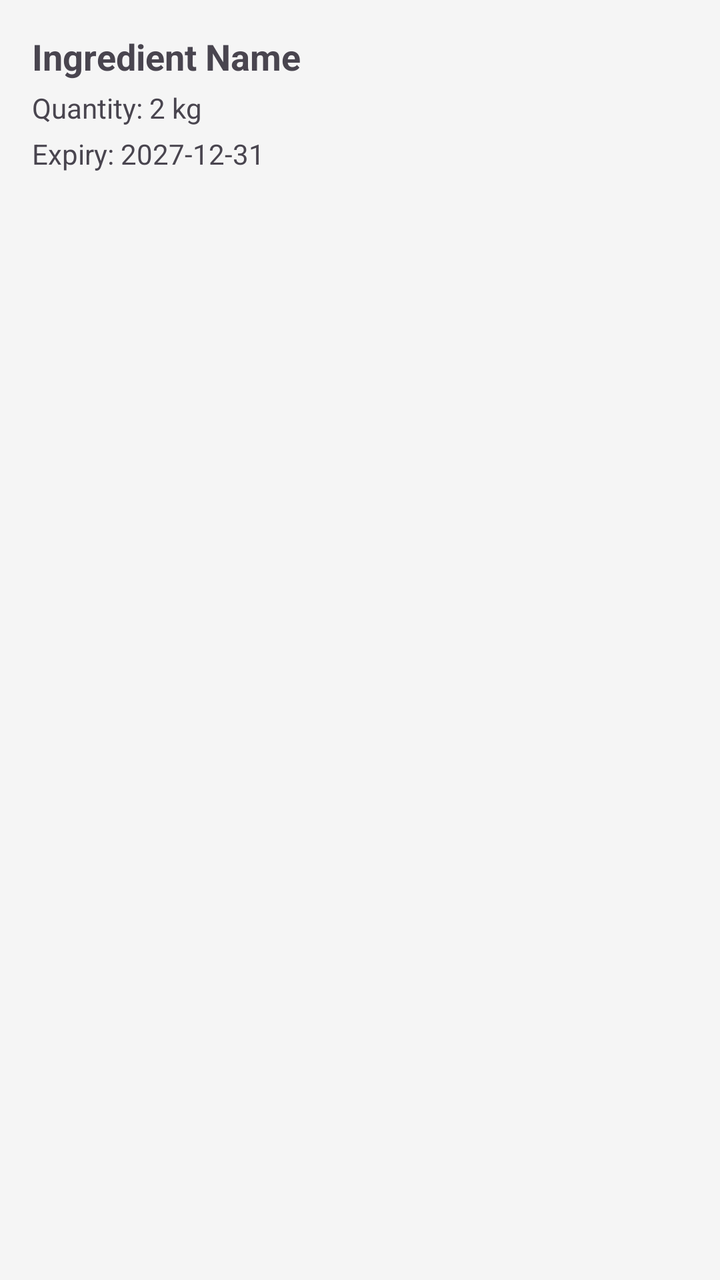
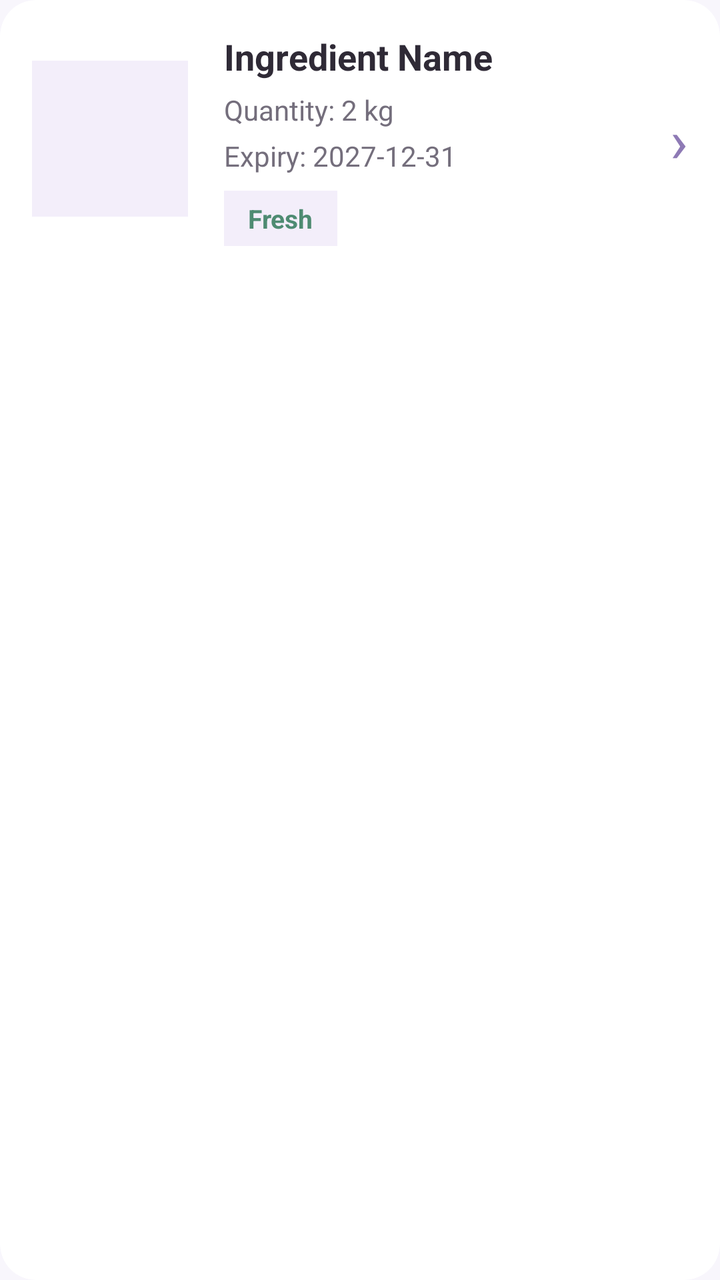

Compare the two renders of this Android layout. The source of the first and the diff that turns it into the second are given below.
<!-- AndroidManifest.xml: application theme Theme.SmartPantryManager -->
<!-- res/layout/item_pantry.xml -->
<?xml version="1.0" encoding="utf-8"?>
<LinearLayout xmlns:android="http://schemas.android.com/apk/res/android"
    android:layout_width="match_parent"
    android:layout_height="wrap_content"
    android:orientation="vertical"
    android:padding="16dp"
    android:layout_margin="8dp"
    android:background="#F5F5F5">

    <TextView
        android:id="@+id/tvIngredientName"
        android:layout_width="match_parent"
        android:layout_height="wrap_content"
        android:text="Ingredient Name"
        android:textSize="18sp"
        android:textStyle="bold" />

    <TextView
        android:id="@+id/tvQuantity"
        android:layout_width="match_parent"
        android:layout_height="wrap_content"
        android:layout_marginTop="4dp"
        android:text="Quantity: 2 kg"
        android:textSize="14sp" />

    <TextView
        android:id="@+id/tvExpiryDate"
        android:layout_width="match_parent"
        android:layout_height="wrap_content"
        android:layout_marginTop="4dp"
        android:text="Expiry: 2027-12-31"
        android:textSize="14sp" />

</LinearLayout>
<!-- resources referenced by this layout -->
<resources>
  <style name="Theme.SmartPantryManager" parent="Base.Theme.SmartPantryManager" />
  <style name="Base.Theme.SmartPantryManager" parent="Theme.Material3.DayNight.NoActionBar">
  
          
          
  
      </style>
</resources>

<!-- the commit's change to res/layout/item_pantry.xml (unified diff, before → after) -->
@@ -1,34 +1,92 @@
 <?xml version="1.0" encoding="utf-8"?>
-<LinearLayout xmlns:android="http://schemas.android.com/apk/res/android"
+<androidx.cardview.widget.CardView
+    xmlns:android="http://schemas.android.com/apk/res/android"
+    xmlns:app="http://schemas.android.com/apk/res-auto"
     android:layout_width="match_parent"
     android:layout_height="wrap_content"
-    android:orientation="vertical"
-    android:padding="16dp"
-    android:layout_margin="8dp"
-    android:background="#F5F5F5">
+    android:layout_marginStart="4dp"
+    android:layout_marginEnd="4dp"
+    android:layout_marginTop="6dp"
+    android:layout_marginBottom="6dp"
+    app:cardBackgroundColor="@color/surface_card"
+    app:cardCornerRadius="18dp"
+    app:cardElevation="3dp">
 
-    <TextView
-        android:id="@+id/tvIngredientName"
+    <LinearLayout
         android:layout_width="match_parent"
         android:layout_height="wrap_content"
-        android:text="Ingredient Name"
-        android:textSize="18sp"
-        android:textStyle="bold" />
+        android:orientation="horizontal"
+        android:gravity="center_vertical"
+        android:padding="16dp">
 
-    <TextView
-        android:id="@+id/tvQuantity"
-        android:layout_width="match_parent"
-        android:layout_height="wrap_content"
-        android:layout_marginTop="4dp"
-        android:text="Quantity: 2 kg"
-        android:textSize="14sp" />
+        <ImageView
+            android:id="@+id/imgIngredient"
+            android:layout_width="78dp"
+            android:layout_height="78dp"
+            android:layout_marginEnd="4dp"
+            android:background="@color/purple_extra_light"
+            android:padding="2dp"
+            android:scaleType="centerCrop"
+            android:contentDescription="Ingredient image" />
 
-    <TextView
-        android:id="@+id/tvExpiryDate"
-        android:layout_width="match_parent"
-        android:layout_height="wrap_content"
-        android:layout_marginTop="4dp"
-        android:text="Expiry: 2027-12-31"
-        android:textSize="14sp" />
+        <LinearLayout
+            android:layout_width="0dp"
+            android:layout_height="wrap_content"
+            android:layout_weight="1"
+            android:layout_marginStart="14dp"
+            android:orientation="vertical">
 
-</LinearLayout>
+            <TextView
+                android:id="@+id/tvIngredientName"
+                android:layout_width="match_parent"
+                android:layout_height="wrap_content"
+                android:text="Ingredient Name"
+                android:textColor="@color/text_primary"
+                android:textSize="18sp"
+                android:textStyle="bold" />
+
+            <TextView
+                android:id="@+id/tvQuantity"
+                android:layout_width="match_parent"
+                android:layout_height="wrap_content"
+                android:layout_marginTop="5dp"
+                android:text="Quantity: 2 kg"
+                android:textColor="@color/text_secondary"
+                android:textSize="14sp" />
+
+            <TextView
+                android:id="@+id/tvExpiryDate"
+                android:layout_width="match_parent"
+                android:layout_height="wrap_content"
+                android:layout_marginTop="4dp"
+                android:text="Expiry: 2027-12-31"
+                android:textColor="@color/text_secondary"
+                android:textSize="14sp" />
+
+            <TextView
+                android:id="@+id/tvExpiryStatus"
+                android:layout_width="wrap_content"
+                android:layout_height="wrap_content"
+                android:layout_marginTop="8dp"
+                android:paddingStart="12dp"
+                android:paddingEnd="12dp"
+                android:paddingTop="5dp"
+                android:paddingBottom="5dp"
+                android:text="Fresh"
+                android:textColor="@color/status_fresh"
+                android:textSize="13sp"
+                android:textStyle="bold"
+                android:background="@color/purple_extra_light" />
+
+        </LinearLayout>
+
+        <TextView
+            android:layout_width="wrap_content"
+            android:layout_height="wrap_content"
+            android:text="›"
+            android:textColor="@color/purple_primary"
+            android:textSize="30sp" />
+
+    </LinearLayout>
+
+</androidx.cardview.widget.CardView>
<!-- resource entries referenced after the edit -->
@@ -1,11 +1,42 @@
 <!-- resources referenced by this layout -->
 <resources>
+  <color name="purple_extra_light">#F3EEFA</color>
+  <color name="purple_primary">#8E7AB5</color>
+  <color name="status_fresh">#4E8B72</color>
+  <color name="surface_card">#FFFFFFFF</color>
+  <color name="text_primary">#2F2A36</color>
+  <color name="text_secondary">#746E7C</color>
   <style name="Theme.SmartPantryManager" parent="Base.Theme.SmartPantryManager" />
   <style name="Base.Theme.SmartPantryManager" parent="Theme.Material3.DayNight.NoActionBar">
   
           
+          <item name="colorPrimary">@color/purple_primary</item>
+          <item name="colorOnPrimary">@color/white</item>
+  
+          <item name="colorPrimaryContainer">@color/purple_light</item>
+          <item name="colorOnPrimaryContainer">@color/text_primary</item>
+  
+          <item name="colorSecondary">@color/purple_primary_dark</item>
+          <item name="colorOnSecondary">@color/white</item>
+  
           
+          <item name="android:windowBackground">@color/background_main</item>
+  
+          
+          <item name="android:statusBarColor">@color/purple_primary</item>
+          <item name="android:navigationBarColor">@color/background_main</item>
+  
+          
+          <item name="android:textColorPrimary">@color/text_primary</item>
+          <item name="android:textColorSecondary">@color/text_secondary</item>
+  
+          
+          <item name="colorSurface">@color/surface_card</item>
   
       </style>
+  <color name="white">#FFFFFFFF</color>
+  <color name="purple_light">#D9CFF0</color>
+  <color name="purple_primary_dark">#6F5C99</color>
+  <color name="background_main">#F8F6FC</color>
 </resources>
 
